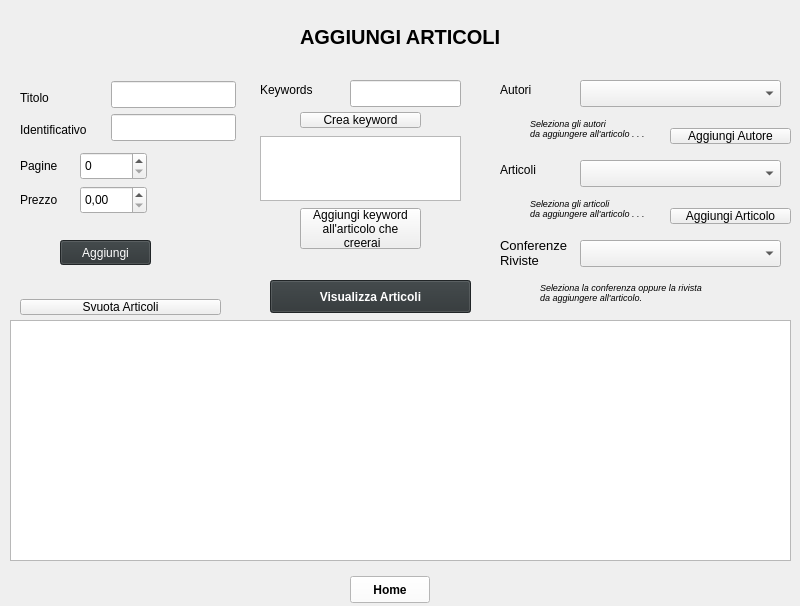
Old version of the form Progetto/mainwindow.ui in the repository Fappio97/ProjectPO.
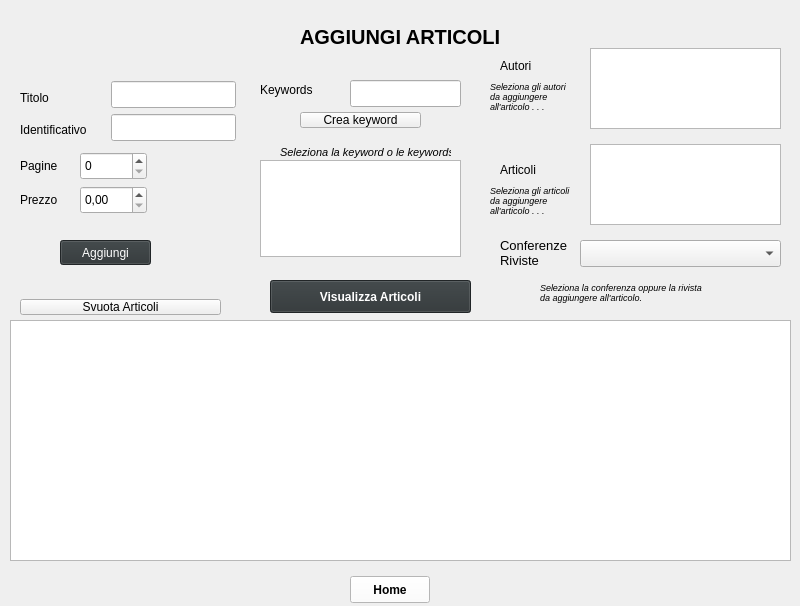
New version of the form. The open tabs and pages were chosen to show the change.

Commit message: Dopo cambiamento ComboBox to ListWidget

What changed in the file:
```diff
--- a/Progetto/mainwindow.ui
+++ b/Progetto/mainwindow.ui
@@ -1399,7 +1399,7 @@
       <property name="geometry">
        <rect>
         <x>500</x>
-        <y>80</y>
+        <y>56</y>
         <width>51</width>
         <height>19</height>
        </rect>
@@ -1408,16 +1408,6 @@
        <string>Autori</string>
       </property>
      </widget>
-     <widget class="QComboBox" name="AutoriBox">
-      <property name="geometry">
-       <rect>
-        <x>580</x>
-        <y>80</y>
-        <width>201</width>
-        <height>27</height>
-       </rect>
-      </property>
-     </widget>
      <widget class="QLabel" name="Articoli">
       <property name="geometry">
        <rect>
@@ -1431,21 +1421,6 @@
        <string>Articoli</string>
       </property>
      </widget>
-     <widget class="QComboBox" name="ArticoliBox">
-      <property name="geometry">
-       <rect>
-        <x>580</x>
-        <y>160</y>
-        <width>201</width>
-        <height>27</height>
-       </rect>
-      </property>
-      <item>
-       <property name="text">
-        <string/>
-       </property>
-      </item>
-     </widget>
      <widget class="QLabel" name="ConferenzeRiviste">
       <property name="geometry">
        <rect>
@@ -1561,33 +1536,13 @@
       <property name="geometry">
        <rect>
         <x>260</x>
-        <y>136</y>
+        <y>160</y>
         <width>201</width>
-        <height>65</height>
+        <height>97</height>
        </rect>
       </property>
       <property name="selectionMode">
-       <enum>QAbstractItemView::SingleSelection</enum>
-      </property>
-     </widget>
-     <widget class="QPushButton" name="AggiungiKeyword">
-      <property name="geometry">
-       <rect>
-        <x>300</x>
-        <y>208</y>
-        <width>121</width>
-        <height>41</height>
-       </rect>
-      </property>
-      <property name="font">
-       <font>
-        <pointsize>9</pointsize>
-       </font>
-      </property>
-      <property name="text">
-       <string>Aggiungi keyword
-all'articolo che
- creerai</string>
+       <enum>QAbstractItemView::MultiSelection</enum>
       </property>
      </widget>
      <widget class="QPushButton" name="AggiungiArticolo">
@@ -1607,38 +1562,12 @@
        <string>Aggiungi</string>
       </property>
      </widget>
-     <widget class="QPushButton" name="AddAutore">
-      <property name="geometry">
-       <rect>
-        <x>670</x>
-        <y>128</y>
-        <width>121</width>
-        <height>16</height>
-       </rect>
-      </property>
-      <property name="text">
-       <string>Aggiungi Autore</string>
-      </property>
-     </widget>
-     <widget class="QPushButton" name="AddArticolo">
-      <property name="geometry">
-       <rect>
-        <x>670</x>
-        <y>208</y>
-        <width>121</width>
-        <height>16</height>
-       </rect>
-      </property>
-      <property name="text">
-       <string>Aggiungi Articolo</string>
-      </property>
-     </widget>
      <widget class="QLabel" name="label_7">
       <property name="geometry">
        <rect>
-        <x>530</x>
-        <y>192</y>
-        <width>131</width>
+        <x>490</x>
+        <y>184</y>
+        <width>101</width>
         <height>33</height>
        </rect>
       </property>
@@ -1650,15 +1579,16 @@
       </property>
       <property name="text">
        <string>Seleziona gli articoli
-da aggiungere all'articolo . . .</string>
+da aggiungere
+all'articolo . . .</string>
       </property>
      </widget>
      <widget class="QLabel" name="label_8">
       <property name="geometry">
        <rect>
-        <x>530</x>
-        <y>112</y>
-        <width>131</width>
+        <x>490</x>
+        <y>80</y>
+        <width>121</width>
         <height>33</height>
        </rect>
       </property>
@@ -1670,7 +1600,8 @@
       </property>
       <property name="text">
        <string>Seleziona gli autori
-da aggiungere all'articolo . . .</string>
+da aggiungere
+all'articolo . . .</string>
       </property>
      </widget>
      <widget class="QLabel" name="label_9">
@@ -1693,6 +1624,58 @@
 da aggiungere all'articolo.</string>
       </property>
      </widget>
+     <widget class="QLabel" name="label_14">
+      <property name="geometry">
+       <rect>
+        <x>280</x>
+        <y>144</y>
+        <width>171</width>
+        <height>16</height>
+       </rect>
+      </property>
+      <property name="font">
+       <font>
+        <pointsize>8</pointsize>
+        <italic>true</italic>
+        <stylestrategy>PreferDefault</stylestrategy>
+       </font>
+      </property>
+      <property name="frameShape">
+       <enum>QFrame::NoFrame</enum>
+      </property>
+      <property name="frameShadow">
+       <enum>QFrame::Plain</enum>
+      </property>
+      <property name="text">
+       <string>Seleziona la keyword o le keywords</string>
+      </property>
+     </widget>
+     <widget class="QListWidget" name="ListaAutori">
+      <property name="geometry">
+       <rect>
+        <x>590</x>
+        <y>48</y>
+        <width>191</width>
+        <height>81</height>
+       </rect>
+      </property>
+      <property name="selectionMode">
+       <enum>QAbstractItemView::MultiSelection</enum>
+      </property>
+     </widget>
+     <widget class="QListWidget" name="ListaArticoli">
+      <property name="geometry">
+       <rect>
+        <x>590</x>
+        <y>144</y>
+        <width>191</width>
+        <height>81</height>
+       </rect>
+      </property>
+      <property name="selectionMode">
+       <enum>QAbstractItemView::MultiSelection</enum>
+      </property>
+     </widget>
     </widget>
     <widget class="QWidget" name="PaginaVisualizzaArticoli">
      <widget class="QLabel" name="TITLE_7">
```
Left out of the diff: 99 changed lines with no effect on the pictures. The commit also changes 7 other files.
